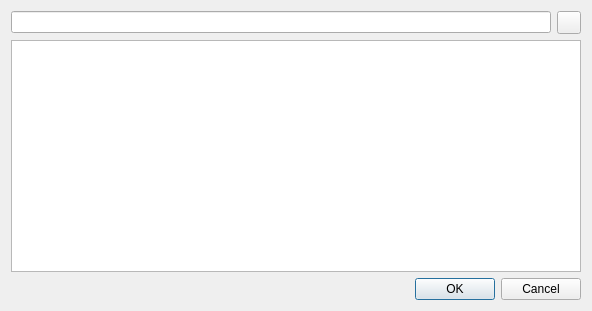
Qt form src/dialogs/propertydialog.ui (Caneda/Caneda) before a commit.
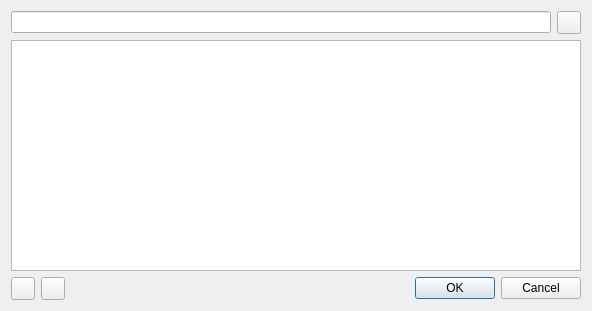
The same form after that commit.

```diff
--- a/src/dialogs/propertydialog.ui
+++ b/src/dialogs/propertydialog.ui
@@ -57,9 +57,22 @@
      <attribute name="horizontalHeaderStretchLastSection">
       <bool>true</bool>
      </attribute>
-     <attribute name="horizontalHeaderStretchLastSection">
-      <bool>true</bool>
-     </attribute>
+    </widget>
+   </item>
+   <item>
+    <layout class="QHBoxLayout" name="horizontalLayout_2">
+     <item>
+      <widget class="QToolButton" name="m_addButton">
+       <property name="text">
+        <string/>
+       </property>
+      </widget>
+     </item>
+     <item>
+      <widget class="QToolButton" name="m_removeButton">
+       <property name="text">
+        <string/>
+       </property>
     </widget>
    </item>
    <item>
@@ -71,6 +84,8 @@
       <set>QDialogButtonBox::Cancel|QDialogButtonBox::Ok</set>
      </property>
     </widget>
+     </item>
+    </layout>
    </item>
   </layout>
  </widget>
```
Left out of the diff: 2 changed lines with no effect on the pictures. Lines whose indentation alone changed are shown as unchanged.
